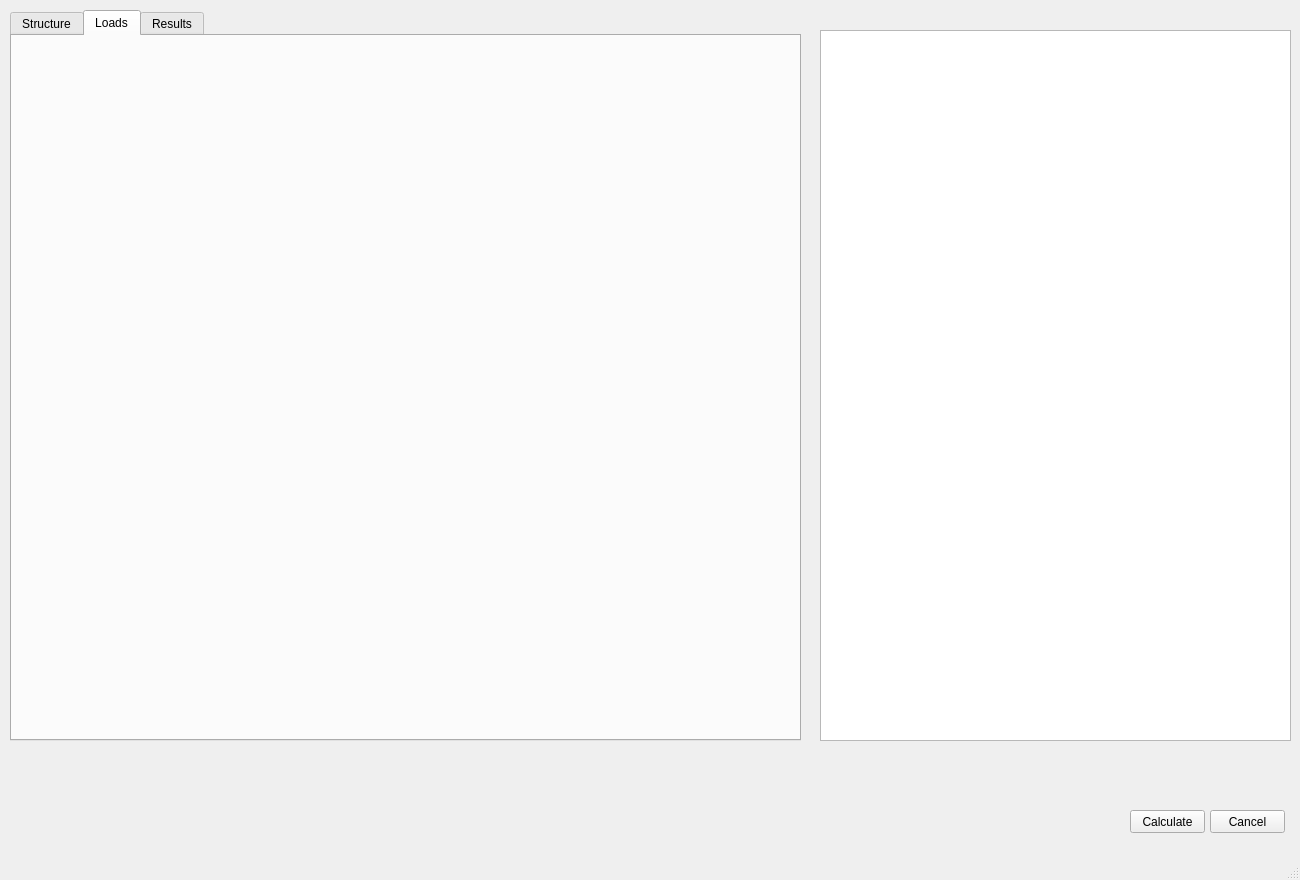
First picture: the form in Examples/FrameGenerator_2D/MyApp.ui, repository dlubal-software/RFEM_Python_Client, before the edit.
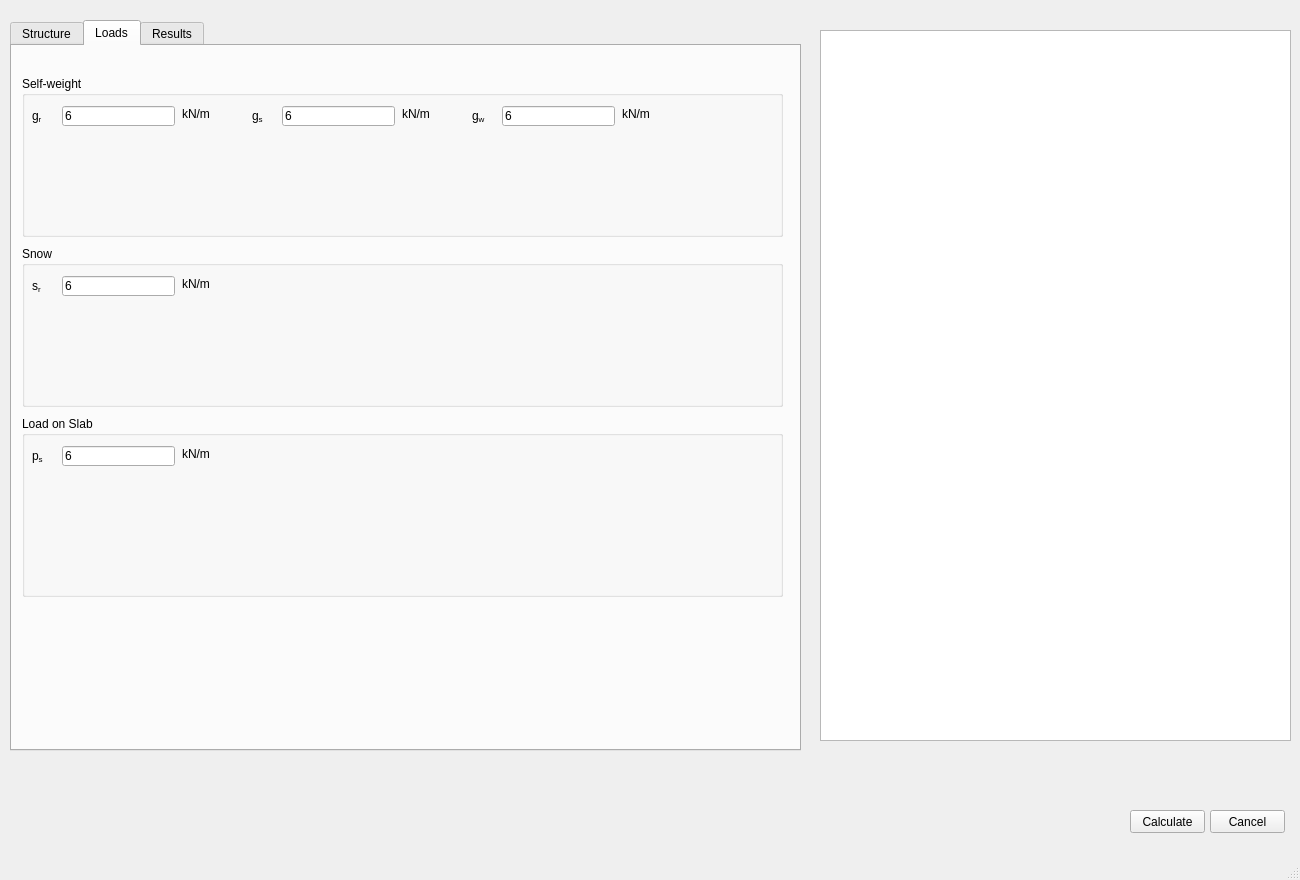
Second picture: the form after the edit. The open tabs and pages were chosen to show the change.

Commit message: Transfer the loads to RFEM in MyRFEM

Diff of the .ui file:
```diff
--- a/Examples/FrameGenerator_2D/MyApp.ui
+++ b/Examples/FrameGenerator_2D/MyApp.ui
@@ -44,7 +44,7 @@
     <property name="geometry">
      <rect>
       <x>10</x>
-      <y>10</y>
+      <y>20</y>
       <width>791</width>
       <height>731</height>
      </rect>
@@ -681,6 +681,240 @@
      <attribute name="title">
       <string>Loads</string>
      </attribute>
+     <widget class="QGroupBox" name="groupBox_7">
+      <property name="geometry">
+       <rect>
+        <x>10</x>
+        <y>30</y>
+        <width>761</width>
+        <height>161</height>
+       </rect>
+      </property>
+      <property name="title">
+       <string>Self-weight</string>
+      </property>
+      <widget class="QLineEdit" name="lineEdit_g_r">
+       <property name="geometry">
+        <rect>
+         <x>40</x>
+         <y>30</y>
+         <width>113</width>
+         <height>20</height>
+        </rect>
+       </property>
+       <property name="text">
+        <string>6</string>
+       </property>
+      </widget>
+      <widget class="QLabel" name="label_25">
+       <property name="geometry">
+        <rect>
+         <x>10</x>
+         <y>30</y>
+         <width>31</width>
+         <height>21</height>
+        </rect>
+       </property>
+       <property name="text">
+        <string>&lt;html&gt;&lt;head/&gt;&lt;body&gt;&lt;p&gt;g&lt;span style=&quot; vertical-align:sub;&quot;&gt;r&lt;/span&gt;&lt;/p&gt;&lt;/body&gt;&lt;/html&gt;</string>
+       </property>
+      </widget>
+      <widget class="QLabel" name="label_26">
+       <property name="geometry">
+        <rect>
+         <x>160</x>
+         <y>30</y>
+         <width>31</width>
+         <height>16</height>
+        </rect>
+       </property>
+       <property name="text">
+        <string>kN/m</string>
+       </property>
+      </widget>
+      <widget class="QLabel" name="label_27">
+       <property name="geometry">
+        <rect>
+         <x>380</x>
+         <y>30</y>
+         <width>31</width>
+         <height>16</height>
+        </rect>
+       </property>
+       <property name="text">
+        <string>kN/m</string>
+       </property>
+      </widget>
+      <widget class="QLabel" name="label_28">
+       <property name="geometry">
+        <rect>
+         <x>230</x>
+         <y>30</y>
+         <width>31</width>
+         <height>21</height>
+        </rect>
+       </property>
+       <property name="text">
+        <string>&lt;html&gt;&lt;head/&gt;&lt;body&gt;&lt;p&gt;g&lt;span style=&quot; vertical-align:sub;&quot;&gt;s&lt;/span&gt;&lt;/p&gt;&lt;/body&gt;&lt;/html&gt;</string>
+       </property>
+      </widget>
+      <widget class="QLineEdit" name="lineEdit_g_s">
+       <property name="geometry">
+        <rect>
+         <x>260</x>
+         <y>30</y>
+         <width>113</width>
+         <height>20</height>
+        </rect>
+       </property>
+       <property name="text">
+        <string>6</string>
+       </property>
+      </widget>
+      <widget class="QLabel" name="label_29">
+       <property name="geometry">
+        <rect>
+         <x>600</x>
+         <y>30</y>
+         <width>31</width>
+         <height>16</height>
+        </rect>
+       </property>
+       <property name="text">
+        <string>kN/m</string>
+       </property>
+      </widget>
+      <widget class="QLabel" name="label_30">
+       <property name="geometry">
+        <rect>
+         <x>450</x>
+         <y>30</y>
+         <width>31</width>
+         <height>21</height>
+        </rect>
+       </property>
+       <property name="text">
+        <string>&lt;html&gt;&lt;head/&gt;&lt;body&gt;&lt;p&gt;g&lt;span style=&quot; vertical-align:sub;&quot;&gt;w&lt;/span&gt;&lt;/p&gt;&lt;/body&gt;&lt;/html&gt;</string>
+       </property>
+      </widget>
+      <widget class="QLineEdit" name="lineEdit_g_w">
+       <property name="geometry">
+        <rect>
+         <x>480</x>
+         <y>30</y>
+         <width>113</width>
+         <height>20</height>
+        </rect>
+       </property>
+       <property name="text">
+        <string>6</string>
+       </property>
+      </widget>
+     </widget>
+     <widget class="QGroupBox" name="groupBox_9">
+      <property name="geometry">
+       <rect>
+        <x>10</x>
+        <y>200</y>
+        <width>761</width>
+        <height>161</height>
+       </rect>
+      </property>
+      <property name="title">
+       <string>Snow</string>
+      </property>
+      <widget class="QLineEdit" name="lineEdit_s_r">
+       <property name="geometry">
+        <rect>
+         <x>40</x>
+         <y>30</y>
+         <width>113</width>
+         <height>20</height>
+        </rect>
+       </property>
+       <property name="text">
+        <string>6</string>
+       </property>
+      </widget>
+      <widget class="QLabel" name="label_37">
+       <property name="geometry">
+        <rect>
+         <x>10</x>
+         <y>30</y>
+         <width>31</width>
+         <height>21</height>
+        </rect>
+       </property>
+       <property name="text">
+        <string>&lt;html&gt;&lt;head/&gt;&lt;body&gt;&lt;p&gt;s&lt;span style=&quot; vertical-align:sub;&quot;&gt;r&lt;/span&gt;&lt;/p&gt;&lt;/body&gt;&lt;/html&gt;</string>
+       </property>
+      </widget>
+      <widget class="QLabel" name="label_38">
+       <property name="geometry">
+        <rect>
+         <x>160</x>
+         <y>30</y>
+         <width>31</width>
+         <height>16</height>
+        </rect>
+       </property>
+       <property name="text">
+        <string>kN/m</string>
+       </property>
+      </widget>
+     </widget>
+     <widget class="QGroupBox" name="groupBox_11">
+      <property name="geometry">
+       <rect>
+        <x>10</x>
+        <y>370</y>
+        <width>761</width>
+        <height>181</height>
+       </rect>
+      </property>
+      <property name="title">
+       <string>Load on Slab </string>
+      </property>
+      <widget class="QLineEdit" name="lineEdit_p_s">
+       <property name="geometry">
+        <rect>
+         <x>40</x>
+         <y>30</y>
+         <width>113</width>
+         <height>20</height>
+        </rect>
+       </property>
+       <property name="text">
+        <string>6</string>
+       </property>
+      </widget>
+      <widget class="QLabel" name="label_39">
+       <property name="geometry">
+        <rect>
+         <x>10</x>
+         <y>30</y>
+         <width>31</width>
+         <height>21</height>
+        </rect>
+       </property>
+       <property name="text">
+        <string>&lt;html&gt;&lt;head/&gt;&lt;body&gt;&lt;p&gt;p&lt;span style=&quot; vertical-align:sub;&quot;&gt;s&lt;/span&gt;&lt;/p&gt;&lt;/body&gt;&lt;/html&gt;</string>
+       </property>
+      </widget>
+      <widget class="QLabel" name="label_40">
+       <property name="geometry">
+        <rect>
+         <x>160</x>
+         <y>30</y>
+         <width>31</width>
+         <height>16</height>
+        </rect>
+       </property>
+       <property name="text">
+        <string>kN/m</string>
+       </property>
+      </widget>
+     </widget>
     </widget>
     <widget class="QWidget" name="Results">
      <attribute name="title">
```
The commit also changes 4 other files.
